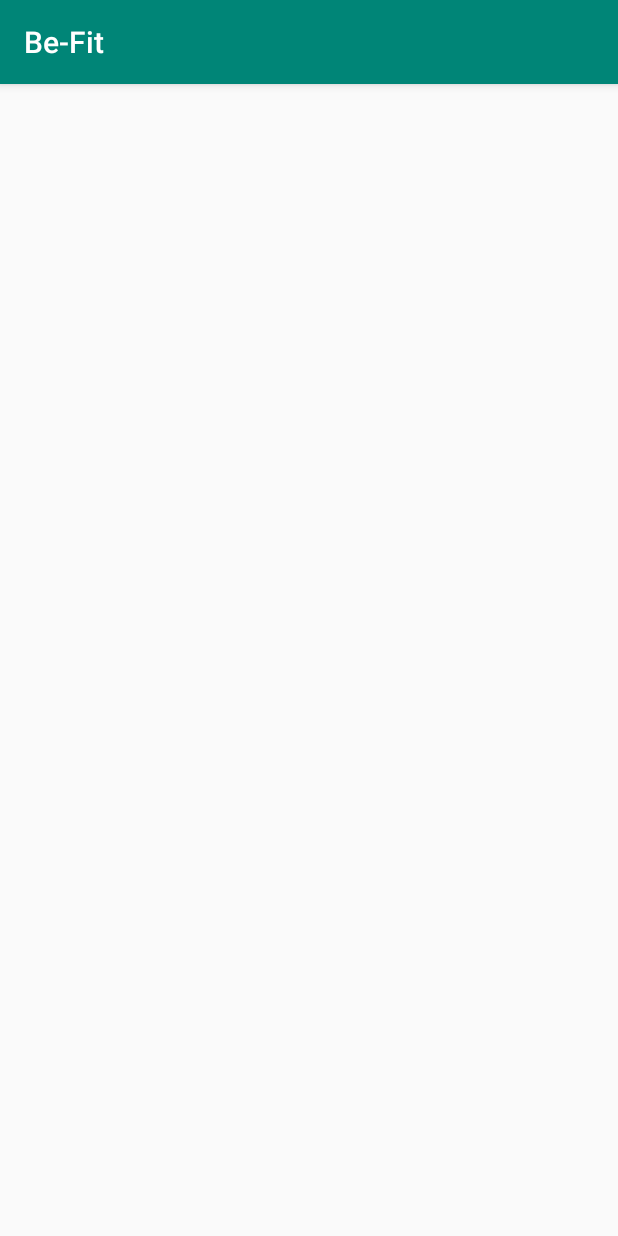
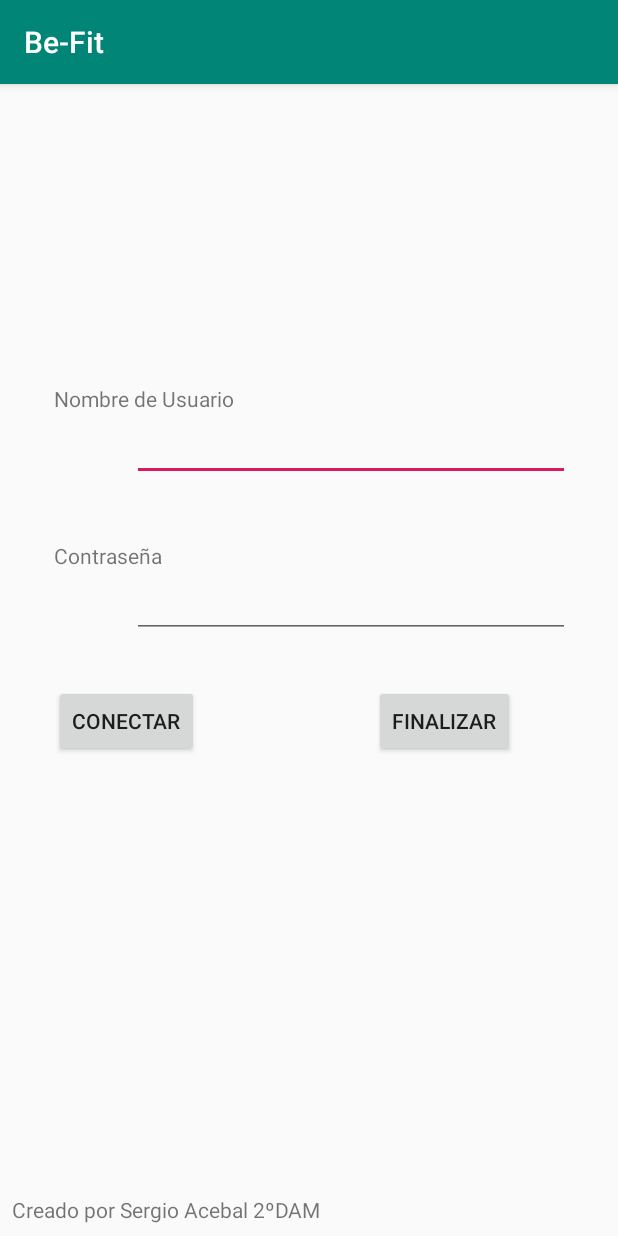
Before and after one commit to Acebo98/Be-Fit, an Android app: the screen it shows after launch (MainActivity), on a phone screen of 412 x 824 dp. Run offline under Robolectric (Android 15) with nearby library versions, the phone set to English and light mode, and no system bars.

Commit message:
primera version HUD login

```diff
--- a/app/src/main/res/layout/activity_main.xml
+++ b/app/src/main/res/layout/activity_main.xml
@@ -4,4 +4,102 @@
     xmlns:tools="http://schemas.android.com/tools"
     android:layout_width="match_parent"
     android:layout_height="match_parent"
-    tools:context=".MainActivity"/>
+    tools:context=".MainActivity">
+
+    <TextView
+        android:id="@+id/labNombreUsuario"
+        android:layout_width="wrap_content"
+        android:layout_height="wrap_content"
+        android:layout_marginStart="36dp"
+        android:layout_marginLeft="36dp"
+        android:layout_marginTop="200dp"
+        android:text="@string/nombre_usuario"
+        app:layout_constraintStart_toStartOf="parent"
+        app:layout_constraintTop_toTopOf="parent" />
+
+    <EditText
+        android:id="@+id/tbNombreUsuario"
+        android:layout_width="292dp"
+        android:layout_height="wrap_content"
+        android:layout_marginStart="8dp"
+        android:layout_marginLeft="8dp"
+        android:layout_marginEnd="32dp"
+        android:layout_marginRight="32dp"
+        android:ems="10"
+        android:inputType="textPersonName"
+        android:text=""
+        app:layout_constraintEnd_toEndOf="parent"
+        app:layout_constraintHorizontal_bias="1.0"
+        app:layout_constraintStart_toStartOf="parent"
+        app:layout_constraintTop_toBottomOf="@+id/labNombreUsuario" />
+
+    <TextView
+        android:id="@+id/labContrasena"
+        android:layout_width="wrap_content"
+        android:layout_height="wrap_content"
+        android:layout_marginStart="36dp"
+        android:layout_marginLeft="36dp"
+        android:layout_marginTop="40dp"
+        android:text="@string/contrasena"
+        app:layout_constraintStart_toStartOf="parent"
+        app:layout_constraintTop_toBottomOf="@+id/tbNombreUsuario" />
+
+    <EditText
+        android:id="@+id/tbContrasena"
+        android:layout_width="292dp"
+        android:layout_height="wrap_content"
+        android:layout_marginStart="8dp"
+        android:layout_marginLeft="8dp"
+        android:layout_marginEnd="32dp"
+        android:layout_marginRight="32dp"
+        android:ems="10"
+        android:inputType="textPassword"
+        app:layout_constraintEnd_toEndOf="parent"
+        app:layout_constraintHorizontal_bias="1.0"
+        app:layout_constraintStart_toStartOf="parent"
+        app:layout_constraintTop_toBottomOf="@+id/labContrasena" />
+
+    <Button
+        android:id="@+id/btnConectar"
+        android:layout_width="wrap_content"
+        android:layout_height="wrap_content"
+        android:layout_marginStart="36dp"
+        android:layout_marginLeft="36dp"
+        android:layout_marginTop="28dp"
+        android:layout_marginBottom="8dp"
+        android:text="@string/conectar"
+        app:layout_constraintBottom_toBottomOf="parent"
+        app:layout_constraintStart_toStartOf="parent"
+        app:layout_constraintTop_toBottomOf="@+id/tbContrasena"
+        app:layout_constraintVertical_bias="0.011" />
+
+    <Button
+        android:id="@+id/btnFinalizar"
+        android:layout_width="wrap_content"
+        android:layout_height="wrap_content"
+        android:layout_marginStart="96dp"
+        android:layout_marginLeft="96dp"
+        android:layout_marginTop="28dp"
+        android:layout_marginEnd="8dp"
+        android:layout_marginRight="8dp"
+        android:layout_marginBottom="8dp"
+        android:text="Finalizar"
+        app:layout_constraintBottom_toBottomOf="parent"
+        app:layout_constraintEnd_toEndOf="parent"
+        app:layout_constraintHorizontal_bias="0.25"
+        app:layout_constraintStart_toEndOf="@+id/btnConectar"
+        app:layout_constraintTop_toBottomOf="@+id/tbContrasena"
+        app:layout_constraintVertical_bias="0.011" />
+
+    <TextView
+        android:id="@+id/labCreador"
+        android:layout_width="wrap_content"
+        android:layout_height="wrap_content"
+        android:layout_marginStart="8dp"
+        android:layout_marginLeft="8dp"
+        android:layout_marginBottom="8dp"
+        android:text="@string/creador"
+        app:layout_constraintBottom_toBottomOf="parent"
+        app:layout_constraintStart_toStartOf="parent" />
+
+</android.support.constraint.ConstraintLayout>
--- a/app/src/main/res/values/strings.xml
+++ b/app/src/main/res/values/strings.xml
@@ -2,4 +2,7 @@
     <string name="app_name">Be-Fit</string>
     <string name="nombre_usuario">Nombre de Usuario</string>
     <string name="contrasena">Contraseña</string>
+    <string name="conectar">Conectar</string>
+    <string name="finalizar">Finalizar</string>
+    <string name="creador">Creado por Sergio Acebal 2ºDAM</string>
 </resources>
```
